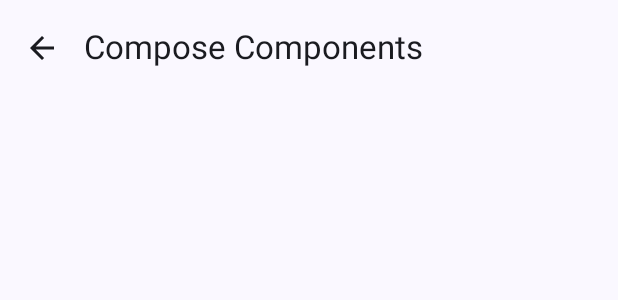
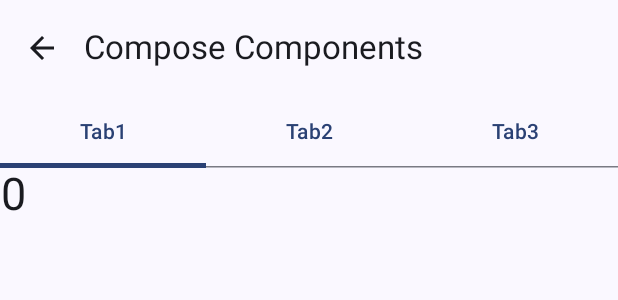
Before and after one commit to teamtuna/leechunbok, an Android app built with Jetpack Compose: the @Preview function RobinScreen, on a phone screen of 412 x 824 dp. Shown: the top 300 px of the screen. Run offline under Robolectric (Android 15) with nearby library versions, the light colour scheme and no system bars.

Commit message:
#64 탭 레이아웃 추가 (#70)
* feat - 백버튼 눌렀을때 Popback 되도록 변경

* feat - tabLayout 추가

* add - tablayout

* feat - connect RobinScreen

* fix - pr review

```diff
--- a/robin/app/build.gradle
+++ b/robin/app/build.gradle
@@ -12,4 +12,6 @@ android {
 
 dependencies {
     implementation project(":common:resource")
+
+    implementation(libs.navigation.compose)
 }
--- a/robin/app/src/main/java/dev/tuna/leechunbok/robin/RobinScreen.kt
+++ b/robin/app/src/main/java/dev/tuna/leechunbok/robin/RobinScreen.kt
@@ -1,30 +1,45 @@
 package dev.tuna.leechunbok.robin
 
+import androidx.compose.foundation.ExperimentalFoundationApi
+import androidx.compose.foundation.layout.Column
+import androidx.compose.foundation.layout.padding
+import androidx.compose.foundation.layout.wrapContentSize
+import androidx.compose.foundation.pager.HorizontalPager
+import androidx.compose.foundation.pager.rememberPagerState
 import androidx.compose.material.icons.Icons
 import androidx.compose.material.icons.filled.ArrowBack
 import androidx.compose.material3.ExperimentalMaterial3Api
 import androidx.compose.material3.Icon
 import androidx.compose.material3.IconButton
 import androidx.compose.material3.Scaffold
+import androidx.compose.material3.Tab
+import androidx.compose.material3.TabRow
 import androidx.compose.material3.Text
 import androidx.compose.material3.TopAppBar
 import androidx.compose.runtime.Composable
+import androidx.compose.runtime.rememberCoroutineScope
+import androidx.compose.ui.Modifier
 import androidx.compose.ui.res.stringResource
+import androidx.compose.ui.text.style.TextAlign
 import androidx.compose.ui.tooling.preview.Preview
+import androidx.compose.ui.unit.sp
+import androidx.navigation.compose.rememberNavController
 import dev.tuna.leechunbok.resource.LeechunbokTheme
+import kotlinx.coroutines.launch
 
 @OptIn(ExperimentalMaterial3Api::class)
 @Preview(showBackground = true)
 @Composable
 fun RobinScreen() {
     LeechunbokTheme {
+        val navController = rememberNavController()
         Scaffold(
             topBar = {
                 TopAppBar(
                     title = { Text(text = stringResource(id = R.string.robin_screen_title)) },
                     navigationIcon = {
                         IconButton(onClick = {
-
+                            navController.popBackStack()
                         }) {
                             Icon(
                                 imageVector = Icons.Default.ArrowBack,
@@ -33,8 +48,40 @@ fun RobinScreen() {
                         }
                     }
                 )
-            }) {
-
+            }) { padding ->
+            Column(Modifier.padding(padding)) {
+                RobinComponentTabRow(listOf("Tab1", "Tab2", "Tab3"))
+            }
         }
     }
 }
+
+@OptIn(ExperimentalFoundationApi::class)
+@Composable
+fun RobinComponentTabRow(items: List<String>) {
+    val pagerState = rememberPagerState()
+    val coroutineScope = rememberCoroutineScope()
+    TabRow(selectedTabIndex = pagerState.currentPage) {
+        items.forEachIndexed { index, title ->
+            Tab(
+                text = {
+                    Text(text = title)
+                },
+                selected = pagerState.currentPage == index,
+                onClick = {
+                    coroutineScope.launch {
+                        pagerState.scrollToPage(index)
+                    }
+                })
+        }
+    }
+
+    HorizontalPager(pageCount = items.size, state = pagerState) { page ->
+        Text(
+            modifier = Modifier.wrapContentSize(),
+            text = page.toString(),
+            textAlign = TextAlign.Center,
+            fontSize = 30.sp
+        )
+    }
+}
```
